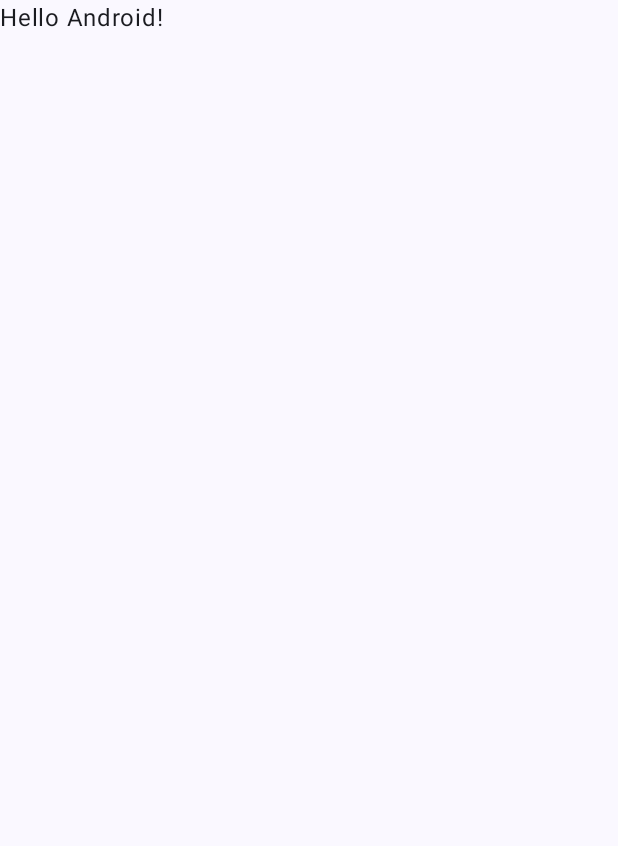
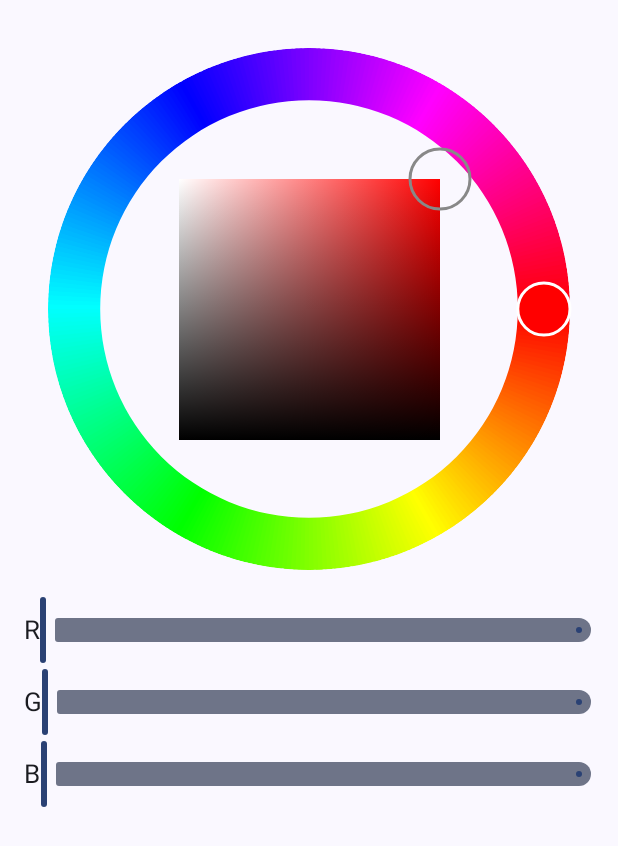
Before and after one commit to zerospace/LedLamp, an Android app built with Jetpack Compose: the screen it shows after launch (MainActivity), on a phone screen of 412 x 824 dp. Before the commit the part shown is almost empty. Shown: the top 846 px of the screen. Run offline under Robolectric (Android 15) with nearby library versions, the phone set to English and light mode, and no system bars.

Commit message:
android color picker

```diff
--- a/android/app/build.gradle.kts
+++ b/android/app/build.gradle.kts
@@ -6,7 +6,7 @@ plugins {
 
 android {
     namespace = "com.example.ledlamp"
-    compileSdk = 34
+    compileSdk = 35
 
     defaultConfig {
         applicationId = "com.example.ledlamp"
--- /dev/null
+++ b/android/app/src/main/java/com/example/ledlamp/CircularColorPicker.kt
@@ -0,0 +1,181 @@
+package com.example.ledlamp
+
+import android.annotation.SuppressLint
+import android.graphics.Bitmap
+import androidx.compose.ui.graphics.Color
+import androidx.compose.foundation.layout.*
+import androidx.compose.runtime.Composable
+import androidx.compose.ui.Modifier
+import androidx.compose.foundation.Canvas
+import androidx.compose.foundation.background
+import androidx.compose.foundation.gestures.detectDragGestures
+import androidx.compose.runtime.MutableState
+import androidx.compose.runtime.mutableFloatStateOf
+import androidx.compose.runtime.remember
+import androidx.compose.ui.Alignment
+import androidx.compose.ui.geometry.Offset
+import androidx.compose.ui.geometry.Rect
+import androidx.compose.ui.graphics.Brush
+import androidx.compose.ui.graphics.ClipOp
+import androidx.compose.ui.graphics.Path
+import androidx.compose.ui.graphics.PathFillType
+import androidx.compose.ui.graphics.asImageBitmap
+import androidx.compose.ui.graphics.drawscope.Stroke
+import androidx.compose.ui.graphics.toArgb
+import androidx.compose.ui.input.pointer.pointerInput
+import androidx.compose.ui.platform.LocalDensity
+import androidx.compose.ui.unit.dp
+import androidx.core.graphics.applyCanvas
+import kotlin.math.*
+
+private const val TWO_PI = 2 * Math.PI.toFloat()
+
+@Composable
+fun ColorWheel(size: Float) {
+    val center = Offset(size / 2, size / 2)
+    val radius = center.x
+
+    val colorWheelBitmap = remember(size) {
+        val bitmap = Bitmap.createBitmap(size.toInt(), size.toInt(), Bitmap.Config.ARGB_8888)
+
+        bitmap.applyCanvas {
+            for (angle in 0 until 360) {
+                val paint = android.graphics.Paint().apply {
+                    color = android.graphics.Color.HSVToColor(floatArrayOf(angle.toFloat(), 1f, 1f))
+                }
+
+                val x = center.x + radius * cos(Math.toRadians(angle.toDouble())).toFloat()
+                val y = center.y + radius * sin(Math.toRadians(angle.toDouble())).toFloat()
+
+                drawArc(0f, 0f, size, size, angle.toFloat(), 1.5f, true, paint)
+            }
+        }
+
+        return@remember bitmap
+    }
+
+    val inner = (size * 0.4).toFloat()
+    Canvas(modifier = Modifier.fillMaxSize()) {
+        val mask = Path().apply {
+            addOval(Rect(center = center, radius = radius))
+            addOval(Rect(center = center, radius = inner))
+            fillType = PathFillType.EvenOdd
+        }
+
+        drawContext.canvas.save()
+        drawContext.canvas.clipPath(mask, ClipOp.Intersect)
+        drawImage(colorWheelBitmap.asImageBitmap())
+        drawContext.canvas.restore()
+    }
+}
+
+@SuppressLint("UnusedBoxWithConstraintsScope")
+@Composable
+fun CircularColorPicker(color: MutableState<Color>, onColorSelected: (Color) -> Unit) {
+    val hsv = FloatArray(3)
+    android.graphics.Color.colorToHSV(color.value.toArgb(), hsv)
+    var hue = hsv[0] / 360
+    var saturation = hsv[1]
+    var brightness = hsv[2]
+
+    BoxWithConstraints(modifier = Modifier.aspectRatio(1f)) {
+        val size = min(constraints.maxWidth, constraints.maxHeight).toFloat()
+        val center = Offset(size/2, size/2)
+        val radius = size / 2
+        val picker = (size * 0.05).toFloat()
+        val saturationBoxSize = size * 0.5f
+        val saturationBoxSizeDp = with(LocalDensity.current) { saturationBoxSize.toDp() }
+
+        ColorWheel(size = size)
+
+        Box(modifier = Modifier.fillMaxSize()) {
+            Canvas(
+                modifier = Modifier.fillMaxSize()
+                    .pointerInput(Unit) {
+                        detectDragGestures { change, _ ->
+                            val dx = change.position.x - center.x
+                            val dy = change.position.y - center.y
+                            val angle = atan2(dy, dx)
+                            hue = if (angle < 0)
+                                (angle + TWO_PI) / TWO_PI
+                            else
+                                angle / TWO_PI
+                            color.value = Color.hsv(hue * 360, saturation, brightness)
+                            onColorSelected(color.value)
+                        }
+                    }
+            ) {
+                val selectorOffset = Offset(
+                    x = center.x + (radius - picker) * cos(hue * TWO_PI),
+                    y = center.y + (radius - picker) * sin(hue * TWO_PI)
+                )
+
+                drawCircle(
+                    color = color.value,
+                    radius = picker,
+                    center = selectorOffset
+                )
+
+                drawCircle(
+                    color = Color.White,
+                    radius = picker,
+                    center = selectorOffset,
+                    style = Stroke(width = 2.dp.toPx()),
+                )
+            }
+        }
+
+        // MARK: - Saturation/Brightness Box
+        Box(
+            modifier = Modifier
+                .size(saturationBoxSizeDp)
+                .align(Alignment.Center)
+                .background(
+                    brush = Brush.horizontalGradient(
+                        colors = listOf(
+                            Color.hsv(hue * 360, 0f, 1f),
+                            Color.hsv(hue * 360, 1f, 1f)
+                        )
+                    )
+                )
+        ) {
+            Box(modifier = Modifier
+                .fillMaxSize()
+                .background(
+                    brush = Brush.verticalGradient(
+                        colors = listOf(
+                            Color.Transparent,
+                            Color.Black
+                        )
+                    )
+                )
+            )
+
+            val selectorOffset = Offset(
+                x = saturationBoxSize * saturation,
+                y = saturationBoxSize * (1f - brightness)
+            )
+            Canvas(
+                modifier = Modifier
+                    .fillMaxSize()
+                    .pointerInput(Unit) {
+                        detectDragGestures { change, _ ->
+                            val x = max(0f, min(change.position.x, saturationBoxSize))
+                            val y = max(0f, min(change.position.y, saturationBoxSize))
+                            saturation = x / saturationBoxSize
+                            brightness = 1 - (y / saturationBoxSize)
+                            color.value = Color.hsv(hue * 360, saturation, brightness)
+                            onColorSelected(color.value)
+                        }
+                    }
+            ) {
+                drawCircle(
+                    color = Color.Gray,
+                    radius = 30f,
+                    center = selectorOffset,
+                    style = Stroke(width = 2.dp.toPx())
+                )
+            }
+        }
+    }
+}
--- a/android/app/src/main/java/com/example/ledlamp/MainActivity.kt
+++ b/android/app/src/main/java/com/example/ledlamp/MainActivity.kt
@@ -4,14 +4,25 @@ import android.os.Bundle
 import androidx.activity.ComponentActivity
 import androidx.activity.compose.setContent
 import androidx.activity.enableEdgeToEdge
+import androidx.compose.foundation.layout.Box
+import androidx.compose.foundation.layout.Column
+import androidx.compose.foundation.layout.Row
 import androidx.compose.foundation.layout.fillMaxSize
+import androidx.compose.foundation.layout.fillMaxWidth
 import androidx.compose.foundation.layout.padding
+import androidx.compose.foundation.text.BasicText
 import androidx.compose.material3.Scaffold
+import androidx.compose.material3.Slider
 import androidx.compose.material3.Text
-import androidx.compose.runtime.Composable
+import androidx.compose.runtime.mutableFloatStateOf
+import androidx.compose.runtime.mutableStateOf
+import androidx.compose.runtime.remember
+import androidx.compose.ui.Alignment
 import androidx.compose.ui.Modifier
-import androidx.compose.ui.tooling.preview.Preview
 import com.example.ledlamp.ui.theme.LedLampTheme
+import androidx.compose.ui.graphics.Color
+import androidx.compose.ui.unit.dp
+import androidx.compose.ui.unit.sp
 
 class MainActivity : ComponentActivity() {
     override fun onCreate(savedInstanceState: Bundle?) {
@@ -20,28 +31,70 @@ class MainActivity : ComponentActivity() {
         setContent {
             LedLampTheme {
                 Scaffold(modifier = Modifier.fillMaxSize()) { innerPadding ->
-                    Greeting(
-                        name = "Android",
-                        modifier = Modifier.padding(innerPadding)
-                    )
+                    val color = remember { mutableStateOf(Color.Red) }
+                    var red = remember { mutableFloatStateOf(0f) }
+                    var green = remember { mutableFloatStateOf(0f) }
+                    var blue = remember { mutableFloatStateOf(0f) }
+
+                    Column(
+                        modifier = Modifier
+                            .fillMaxSize()
+                            .padding(16.dp)
+                    ) {
+                        Box(
+                            modifier = Modifier
+                                .fillMaxWidth()
+                                .padding(16.dp),
+                            contentAlignment = Alignment.Center
+                        ) {
+                            CircularColorPicker(color) { newColor ->
+                                red.floatValue = newColor.red * 255
+                                green.floatValue = newColor.green * 255
+                                blue.floatValue = newColor.blue * 255
+                            }
+                        }
+
+                        Row(verticalAlignment = Alignment.CenterVertically) {
+                            Text("R", fontSize = 17.sp)
+                            Slider(
+                                value = red.floatValue,
+                                valueRange = 0f..255f,
+                                onValueChange = { value ->
+                                    red.floatValue = value
+                                    color.value = Color(red.floatValue / 255f, green.floatValue / 255f, blue.floatValue /255f)
+                                },
+                                onValueChangeFinished =  {}
+                            )
+                        }
+
+                        Row(verticalAlignment = Alignment.CenterVertically) {
+                            Text("G", fontSize = 17.sp)
+                            Slider(
+                                value = green.floatValue,
+                                valueRange = 0f..255f,
+                                onValueChange = { value ->
+                                    green.floatValue = value
+                                    color.value = Color(red.floatValue / 255f, green.floatValue / 255f, blue.floatValue /255f)
+                                },
+                                onValueChangeFinished =  {}
+                            )
+                        }
+
+                        Row(verticalAlignment = Alignment.CenterVertically) {
+                            Text("B", fontSize = 17.sp)
+                            Slider(
+                                value = blue.floatValue,
+                                valueRange = 0f..255f,
+                                onValueChange = { value ->
+                                    blue.floatValue = value
+                                    color.value = Color(red.floatValue / 255f, green.floatValue / 255f, blue.floatValue /255f)
+                                },
+                                onValueChangeFinished =  {}
+                            )
+                        }
+                    }
                 }
             }
         }
     }
 }
-
-@Composable
-fun Greeting(name: String, modifier: Modifier = Modifier) {
-    Text(
-        text = "Hello $name!",
-        modifier = modifier
-    )
-}
-
-@Preview(showBackground = true)
-@Composable
-fun GreetingPreview() {
-    LedLampTheme {
-        Greeting("Android")
-    }
-}
```
Also changed, not shown: 1 other file.
